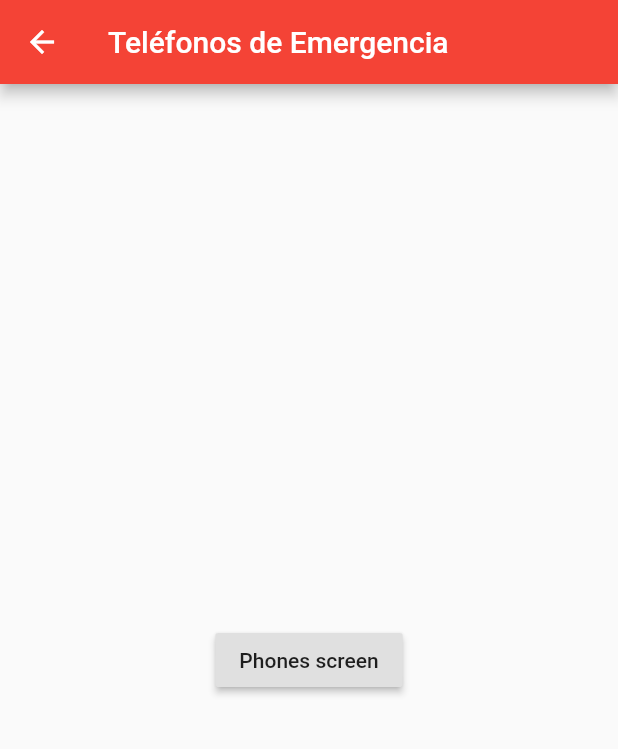
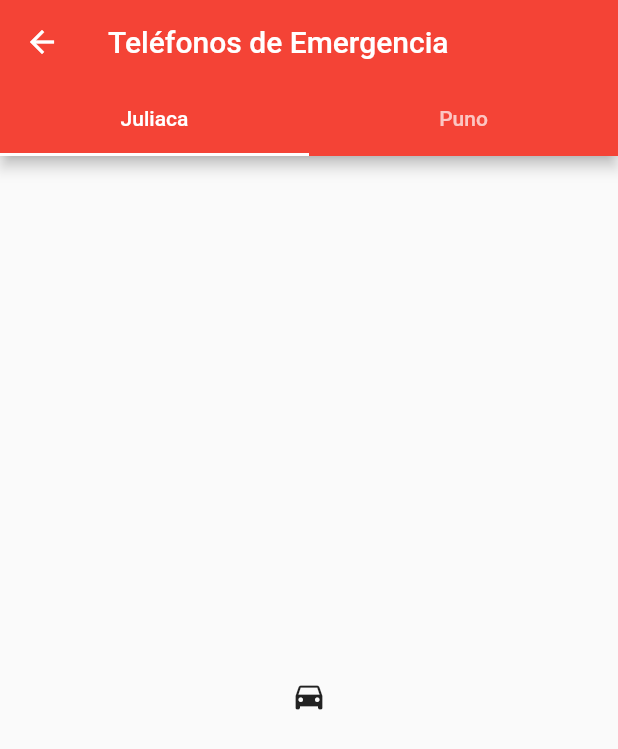
Before and after one commit to Jenny-Ha/cna-app, a Flutter app: the Phones screen opened by its route, on a phone screen of 412 x 824 dp. Shown: the top 749 px of the screen. Run offline on Flutter 3.47's test engine with Material 2 defaults, Android fonts, the phone set to English and light mode, and no system bars.

Commit message:
Fixing errors

```diff
--- a/lib/routes.dart
+++ b/lib/routes.dart
@@ -1,5 +1,6 @@
 import 'package:flutter/material.dart';
 // import routes
+// import 'screens/example.dart';
 import 'screens/home.dart';
 import 'screens/liveRadio.dart';
 import 'screens/liveTV.dart';
@@ -13,6 +14,7 @@ import 'screens/socials.dart';
 const String homeRoute = '/';
 
 Map<String, WidgetBuilder> routes = <String, WidgetBuilder>{
+  // '/': (BuildContext context) => new ContactsDemo(),
   '/': (BuildContext context) => new Home(),
   '/liveRadio': (BuildContext context) => new LiveRadio(),
   '/liveTV': (BuildContext context) => new LiveTV(),
--- a/lib/screens/home.dart
+++ b/lib/screens/home.dart
@@ -23,6 +23,7 @@ List<StaggeredTile> _staggeredTiles = const <StaggeredTile>[
 
 // TODO: escoger colores complementarios y que armonizen con cada boton
 // TODO: Colocar una sombra interna en cada card (= app anterior)
+// TODO: Intentar importar íconos de la app anterior
 
 List<Widget> _tiles = const <Widget>[
   const _ServiceTile(Colors.amber, NewIcons.television, "Televisión en Vivo", '/liveTV'),
--- a/lib/screens/phones.dart
+++ b/lib/screens/phones.dart
@@ -1,21 +1,29 @@
 import 'package:flutter/material.dart';
 import '../routes.dart';
+
 
 class Phones extends StatelessWidget {
   @override
   Widget build(BuildContext context) {
-    return Scaffold(
-      appBar: AppBar(
-        title: Text('Teléfonos de Emergencia'),
-      ),
-      body: Center(
-        child: RaisedButton(
-          child: Text('Phones screen'),
-          onPressed: () {
-              Navigator.pop(context);
-          },
+    return new DefaultTabController(
+        length: 2,
+        child: new Scaffold(
+          appBar: new AppBar(
+            bottom: new TabBar(
+              tabs: [
+                new Tab(text: 'Juliaca'),
+                new Tab(text: "Puno"),
+              ],
+            ),
+            title: new Text('Teléfonos de Emergencia'),
+          ),
+          body: new TabBarView(
+            children: [
+              Icon(Icons.directions_car),
+              Icon(Icons.directions_transit),
+            ],
+          ),
         ),
-      ),
-    );
+      );
   }
 }
--- a/lib/screens/socials.dart
+++ b/lib/screens/socials.dart
@@ -6,7 +6,7 @@ class Socials extends StatelessWidget {
   Widget build(BuildContext context) {
     return Scaffold(
       appBar: AppBar(
-        title: Text('Servicios'),
+        title: Text('Redes Sociales'),
       ),
       body: Center(
         child: RaisedButton(
```
Also changed, not shown: 1 other file.
